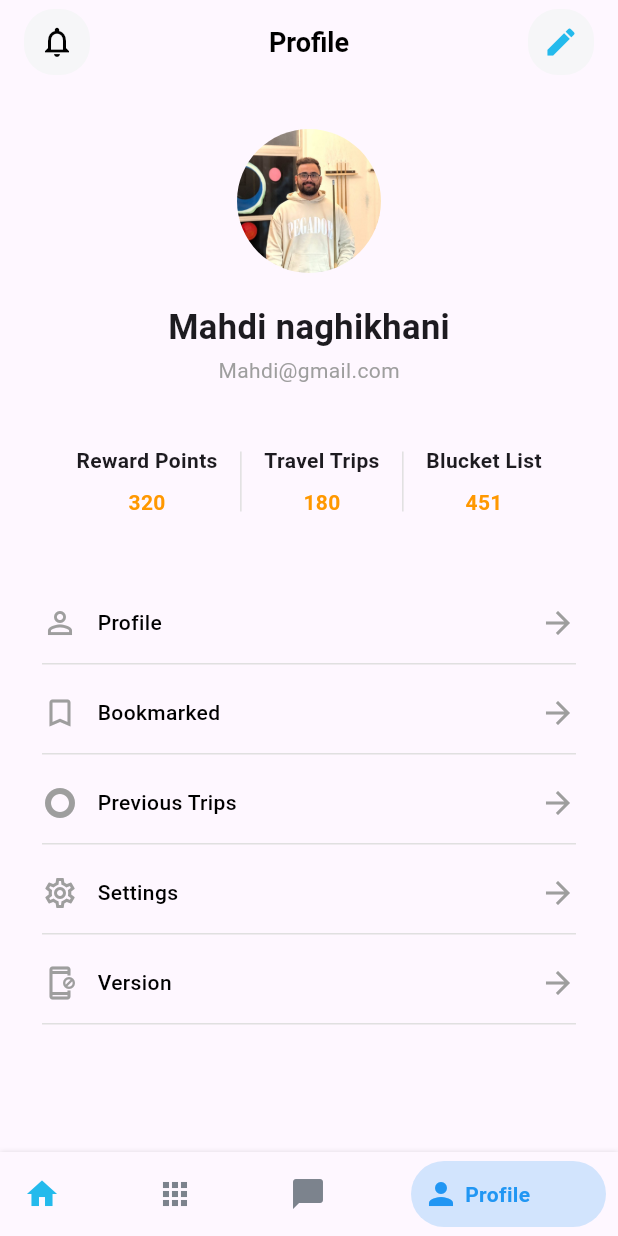
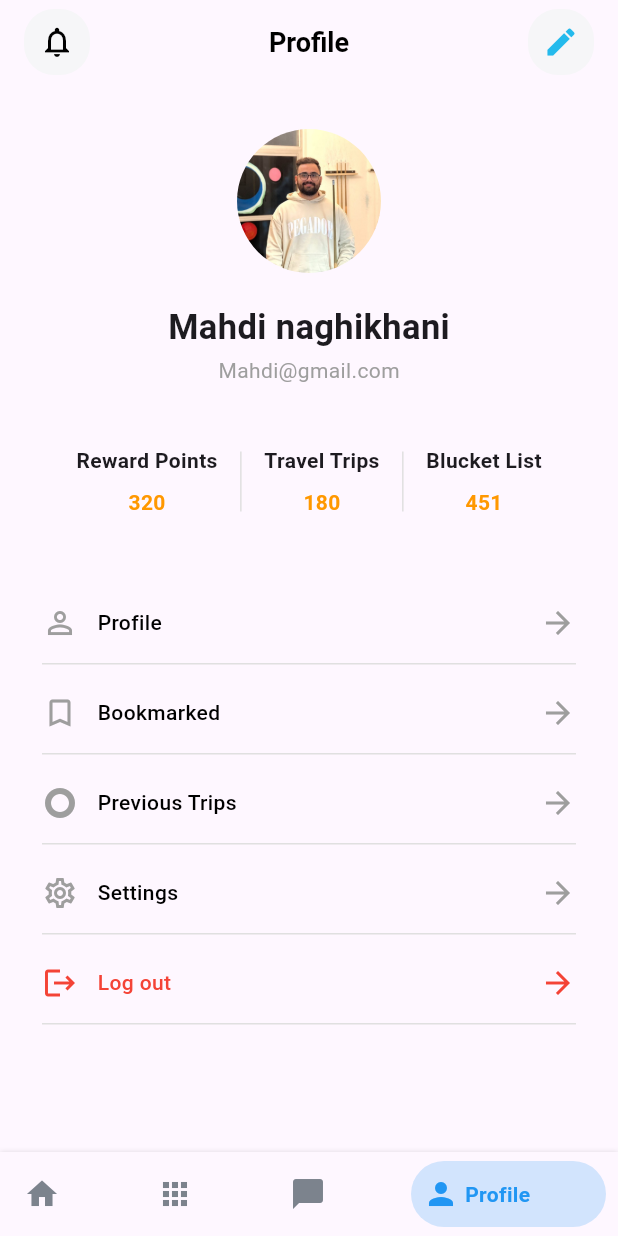
Before and after one commit to mahdinaghikhanii/Travelling-ui, a Flutter app: the screen it shows after launch, swiped to page 4, on a phone screen of 412 x 824 dp. Run offline on Flutter 3.47's test engine with Material 3 defaults, Android fonts, the phone set to English and light mode, and no system bars; drawn by our look-alikes of bottom_navy_bar; our stand-ins replace readmore.

Commit message:
fix problems

```diff
--- a/lib/pages/nav/navbar.dart
+++ b/lib/pages/nav/navbar.dart
@@ -55,6 +55,7 @@ class _NavBarPagesState extends State<NavBarPages> {
         },
         items: <BottomNavyBarItem>[
           BottomNavyBarItem(
+              inactiveColor: const Color(0xFF7C838D),
               activeColor: const Color(0xFF24BAEC),
               title: const Text('Home'),
               icon: const Icon(Icons.home)),
--- a/lib/pages/profile/profile.dart
+++ b/lib/pages/profile/profile.dart
@@ -51,7 +51,7 @@ class ProfilePage extends StatelessWidget {
           customListTile(Icons.bookmark_outline, "Bookmarked", context),
           customListTile(Icons.trip_origin_sharp, "Previous Trips", context),
           customListTile(Icons.settings_outlined, "Settings", context),
-          customListTile(Icons.app_blocking_outlined, "Version", context)
+          customListTile(Icons.logout, "Log out", context, logOut: true)
         ]));
   }
 }
@@ -157,22 +157,25 @@ Widget userPoints() {
   );
 }
 
-Widget customListTile(IconData iconData, String title, context) {
+Widget customListTile(IconData iconData, String title, context,
+    {bool? logOut = false}) {
   return Padding(
     padding: const EdgeInsets.symmetric(horizontal: 28, vertical: 0),
     child: Column(children: [
       Row(children: [
-        Icon(iconData, color: Colors.grey.shade500),
+        Icon(iconData,
+            color: logOut == true ? Colors.red : Colors.grey.shade500),
         const SizedBox(width: 13),
         Text(
           title,
-          style:
-              const TextStyle(color: Colors.black, fontWeight: FontWeight.w500),
+          style: TextStyle(
+              color: logOut == true ? Colors.red : Colors.black,
+              fontWeight: FontWeight.w500),
         ),
         const Spacer(),
         Icon(
           Icons.arrow_forward,
-          color: Colors.grey.shade500,
+          color: logOut == true ? Colors.red : Colors.grey.shade500,
         )
       ]),
       Container(
```
